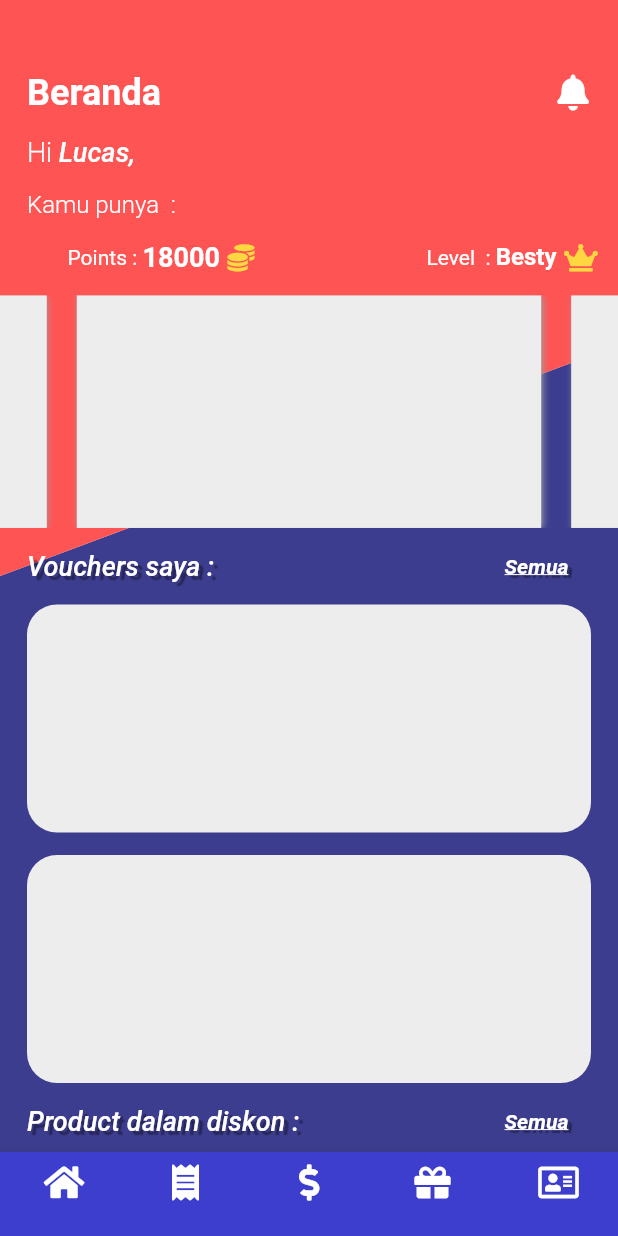
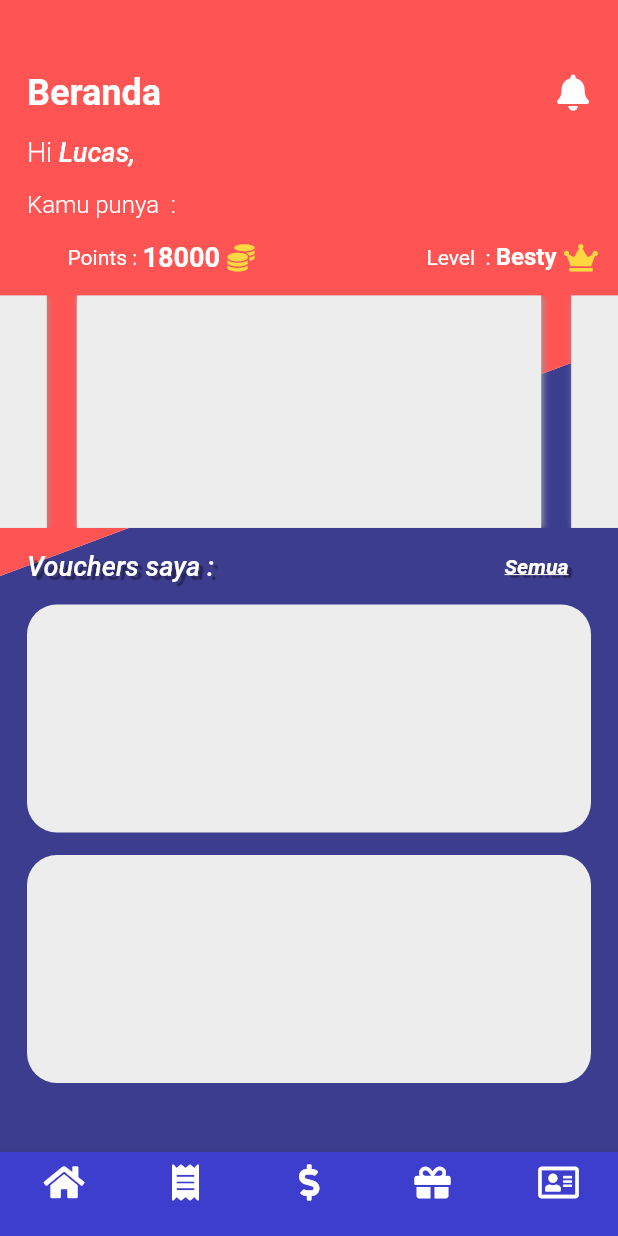
Before and after one commit to yusmardianto/CustomerLoyalty-flutter, a Flutter app: the HomePage screen opened by its route, on a phone screen of 412 x 824 dp. Run offline on Flutter 3.47's test engine with Material 2 defaults, Android fonts, the phone set to English and light mode, and no system bars; drawn by our look-alikes of carousel_slider; our stand-ins replace font_awesome_flutter, google_fonts; Roboto replaces fonts that are missing (PT_Mono).

Commit message:
Comment produk diskon

```diff
--- a/lib/home_page.dart
+++ b/lib/home_page.dart
@@ -231,7 +231,7 @@ class _HomePageState extends State<HomePage> {
                     Container(
                       height: (152.0+15)*2,
                       child: ListView.builder(
-                        physics: NeverScrollableScrollPhysics(),
+                        // physics: NeverScrollableScrollPhysics(),
                         padding: const EdgeInsets.only(right: 18,left: 18),
                         itemCount: 2,
                         itemBuilder: (context,index)=>Padding(
@@ -246,59 +246,59 @@ class _HomePageState extends State<HomePage> {
                         ),
                       ),
                     ),
-                    Padding(
-                      padding: const EdgeInsets.only(top: 15,right: 18,left: 18),
-                      child: Row(
-                        mainAxisAlignment: MainAxisAlignment.spaceBetween,
-                        children: [
-                          Container(
-                            child: Text("Product dalam diskon :",style: TextStyle(shadows: [
-                              Shadow(
-                                offset: Offset(3.0, 3.0),
-                                blurRadius: 0.5,
-                                color: Colors.black.withOpacity(0.4),
-                              ),
-                            ],color: Colors.white,fontStyle: FontStyle.italic,fontWeight: FontWeight.w500,fontSize: 18),),
-                          ),
-                          Container(
-                            padding: EdgeInsets.only(right: 15),
-                            child: Text("Semua",style: TextStyle(
-                                shadows: [
-                                  Shadow(
-                                    offset: Offset(3.0, 3.0),
-                                    blurRadius: 0.5,
-                                    color: Colors.black.withOpacity(0.4),
-                                  ),
-                                ],
-                                decoration: TextDecoration.underline,
-                                color: Colors.white,fontStyle: FontStyle.italic,fontWeight: FontWeight.w700,fontSize: 14),),
-                          ),
-                        ],
-                      ),
-                    ),
-                    Container(
-                      height: 200.0*2,
-                      child: GridView.builder(
-                        physics: NeverScrollableScrollPhysics(),
-                        padding: EdgeInsets.only(left: 8,right: 8),
-                        itemCount: 4,
-                          shrinkWrap: true,
-                          gridDelegate: SliverGridDelegateWithFixedCrossAxisCount(crossAxisCount: 2),
-                          itemBuilder: (context,indx)=>Padding(
-                            padding: const EdgeInsets.all(8.0),
-                            child: Container(
-                              height: 175,
-                              width: 175,
-                              child: Card(
-                                color: Color.fromRGBO(237, 237, 237, 1),
-                                child: new GridTile(
-                                  footer: new Text(""),
-                                  child: new Text(""), //just for testing, will fill with image later
-                                ),
-                              ),
-                            ),
-                          )),
-                    )
+                    // Padding(
+                    //   padding: const EdgeInsets.only(top: 15,right: 18,left: 18),
+                    //   child: Row(
+                    //     mainAxisAlignment: MainAxisAlignment.spaceBetween,
+                    //     children: [
+                    //       Container(
+                    //         child: Text("Product dalam diskon :",style: TextStyle(shadows: [
+                    //           Shadow(
+                    //             offset: Offset(3.0, 3.0),
+                    //             blurRadius: 0.5,
+                    //             color: Colors.black.withOpacity(0.4),
+                    //           ),
+                    //         ],color: Colors.white,fontStyle: FontStyle.italic,fontWeight: FontWeight.w500,fontSize: 18),),
+                    //       ),
+                    //       Container(
+                    //         padding: EdgeInsets.only(right: 15),
+                    //         child: Text("Semua",style: TextStyle(
+                    //             shadows: [
+                    //               Shadow(
+                    //                 offset: Offset(3.0, 3.0),
+                    //                 blurRadius: 0.5,
+                    //                 color: Colors.black.withOpacity(0.4),
+                    //               ),
+                    //             ],
+                    //             decoration: TextDecoration.underline,
+                    //             color: Colors.white,fontStyle: FontStyle.italic,fontWeight: FontWeight.w700,fontSize: 14),),
+                    //       ),
+                    //     ],
+                    //   ),
+                    // ),
+                    // Container(
+                    //   height: 200.0*2,
+                    //   child: GridView.builder(
+                    //     physics: NeverScrollableScrollPhysics(),
+                    //     padding: EdgeInsets.only(left: 8,right: 8),
+                    //     itemCount: 4,
+                    //       shrinkWrap: true,
+                    //       gridDelegate: SliverGridDelegateWithFixedCrossAxisCount(crossAxisCount: 2),
+                    //       itemBuilder: (context,indx)=>Padding(
+                    //         padding: const EdgeInsets.all(8.0),
+                    //         child: Container(
+                    //           height: 175,
+                    //           width: 175,
+                    //           child: Card(
+                    //             color: Color.fromRGBO(237, 237, 237, 1),
+                    //             child: new GridTile(
+                    //               footer: new Text(""),
+                    //               child: new Text(""), //just for testing, will fill with image later
+                    //             ),
+                    //           ),
+                    //         ),
+                    //       )),
+                    // )
                   ],
                 ),
               ),
```
